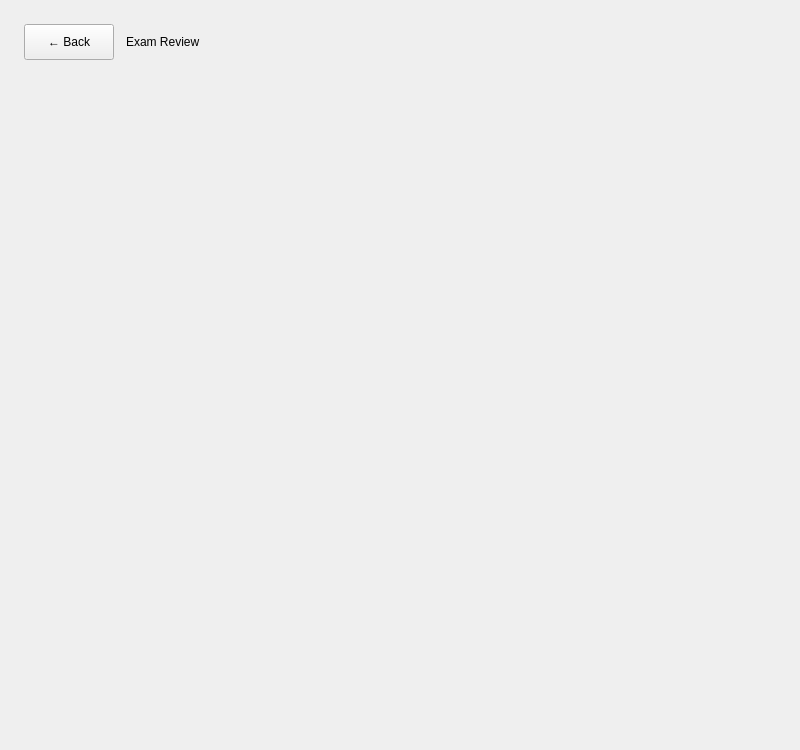
This is src/ui/exam/review/review.ui in DIDimov24/Aethera as Qt 5 draws it before an edit. The edited form follows.
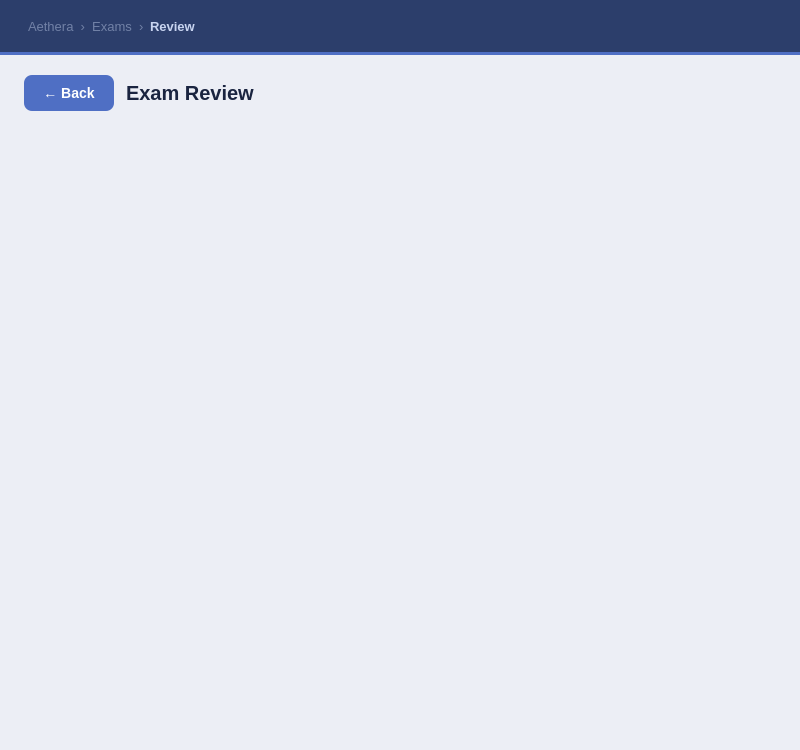
This is the edited form.

Commit message: Change color palette and fix ui bugs, close #26

Diff of the .ui file:
```diff
--- a/src/ui/exam/review/review.ui
+++ b/src/ui/exam/review/review.ui
@@ -2,33 +2,60 @@
 <ui version="4.0">
  <class>Review</class>
  <widget class="QWidget" name="Review">
-  <property name="geometry">
-   <rect>
-    <x>0</x>
-    <y>0</y>
-    <width>800</width>
-    <height>750</height>
-   </rect>
+  <property name="geometry"><rect><x>0</x><y>0</y><width>800</width><height>750</height></rect></property>
+  <property name="windowTitle"><string>Review</string></property>
+  <property name="styleSheet">
+   <string notr="true">
+QWidget#Review { background-color: #eceef5; }
+QWidget#topBar { background-color: #2c3e6b; }
+QLabel#labelTopBarPage { color: #c8d4f0; font-size: 13px; font-weight: 600; }
+QLabel#labelTopBarBreadcrumb { color: rgba(200,212,240,0.45); font-size: 13px; }
+QWidget#topBarLine { background-color: #4f6fc4; }
+QScrollArea#scrollAreaReview { background: transparent; border: none; }
+QWidget#scrollContents { background: transparent; }
+QPushButton#buttonBack {
+    background-color: #4f6fc4; color: #ffffff; font-size: 14px; font-weight: 600;
+    border: none; border-radius: 8px; padding: 10px 18px;
+}
+QPushButton#buttonBack:hover { background-color: #3a5aae; }
+QLabel#labelReviewTitle { color: #1a2440; font-size: 20px; font-weight: 700; }
+   </string>
   </property>
-  <property name="windowTitle">
-   <string>Review</string>
-  </property>
+  <layout class="QVBoxLayout" name="outerLayout">
+   <property name="spacing"><number>0</number></property>
+   <property name="leftMargin"><number>0</number></property>
+   <property name="topMargin"><number>0</number></property>
+   <property name="rightMargin"><number>0</number></property>
+   <property name="bottomMargin"><number>0</number></property>
+
+   <item>
+    <widget class="QWidget" name="topBar" native="true">
+     <property name="minimumSize"><size><width>0</width><height>52</height></size></property>
+     <property name="maximumSize"><size><width>16777215</width><height>52</height></size></property>
+     <layout class="QHBoxLayout" name="topBarLayout">
+      <property name="leftMargin"><number>28</number></property><property name="topMargin"><number>0</number></property><property name="rightMargin"><number>28</number></property><property name="bottomMargin"><number>0</number></property>
+      <item><widget class="QLabel" name="labelTopBarBreadcrumb"><property name="text"><string>Aethera  ›  Exams  ›</string></property></widget></item>
+      <item><widget class="QLabel" name="labelTopBarPage"><property name="text"><string>Review</string></property></widget></item>
+      <item><spacer name="s"><property name="orientation"><enum>Qt::Orientation::Horizontal</enum></property><property name="sizeHint" stdset="0"><size><width>40</width><height>20</height></size></property></spacer></item>
+     </layout>
+    </widget>
+   </item>
+
+   <item>
+    <widget class="QWidget" name="topBarLine" native="true">
+     <property name="minimumSize"><size><width>0</width><height>3</height></size></property>
+     <property name="maximumSize"><size><width>16777215</width><height>3</height></size></property>
+    </widget>
+   </item>
+
+   <item>
   <layout class="QVBoxLayout" name="mainLayout">
-   <property name="spacing">
-    <number>16</number>
-   </property>
-   <property name="leftMargin">
-    <number>24</number>
-   </property>
-   <property name="topMargin">
-    <number>24</number>
-   </property>
-   <property name="rightMargin">
-    <number>24</number>
-   </property>
-   <property name="bottomMargin">
-    <number>24</number>
-   </property>
+     <property name="spacing"><number>16</number></property>
+     <property name="leftMargin"><number>24</number></property>
+     <property name="topMargin"><number>20</number></property>
+     <property name="rightMargin"><number>24</number></property>
+     <property name="bottomMargin"><number>24</number></property>
+
    <item>
     <layout class="QHBoxLayout" name="topLayout">
      <property name="spacing">
@@ -78,14 +105,7 @@
       <enum>QFrame::Shape::NoFrame</enum>
      </property>
      <widget class="QWidget" name="scrollContents">
-      <property name="geometry">
-       <rect>
-        <x>0</x>
-        <y>0</y>
-        <width>752</width>
-        <height>680</height>
-       </rect>
-      </property>
+        <property name="geometry"><rect><x>0</x><y>0</y><width>752</width><height>600</height></rect></property>
       <layout class="QVBoxLayout" name="layoutReviewContent">
        <property name="spacing">
         <number>10</number>
@@ -105,6 +125,9 @@
       </layout>
      </widget>
     </widget>
+     </item>
+
+    </layout>
    </item>
   </layout>
  </widget>
```
Left out of the diff: 59 changed lines with no effect on the pictures. Lines whose indentation alone changed are shown as unchanged. The commit also changes 22 other files.
